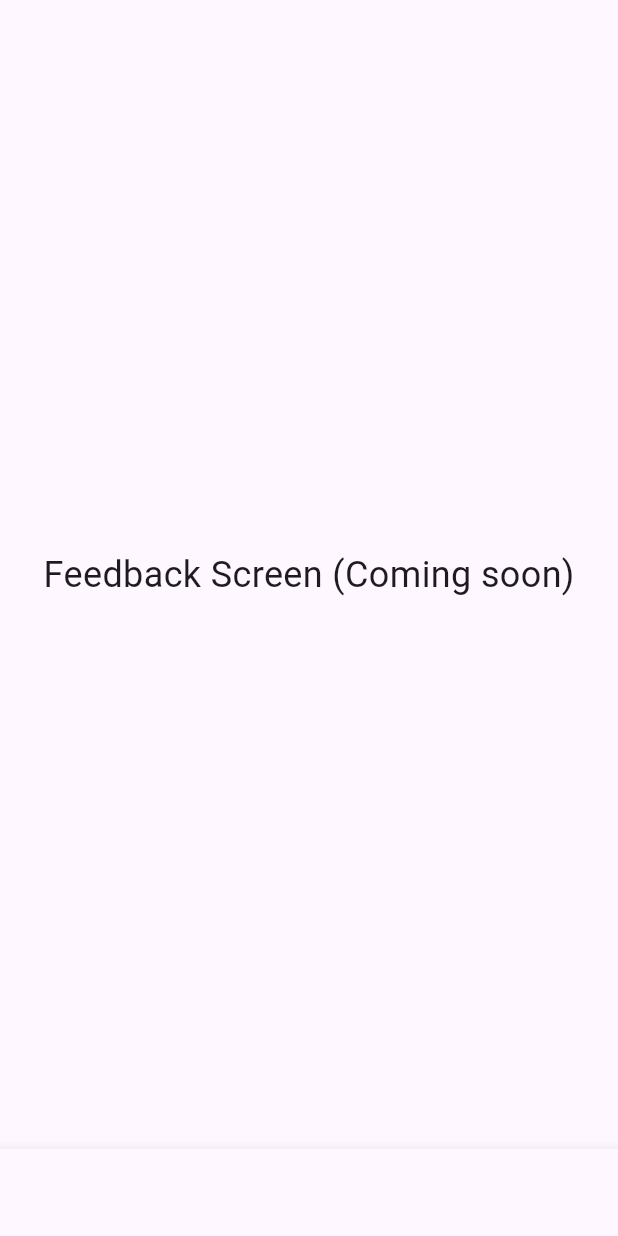
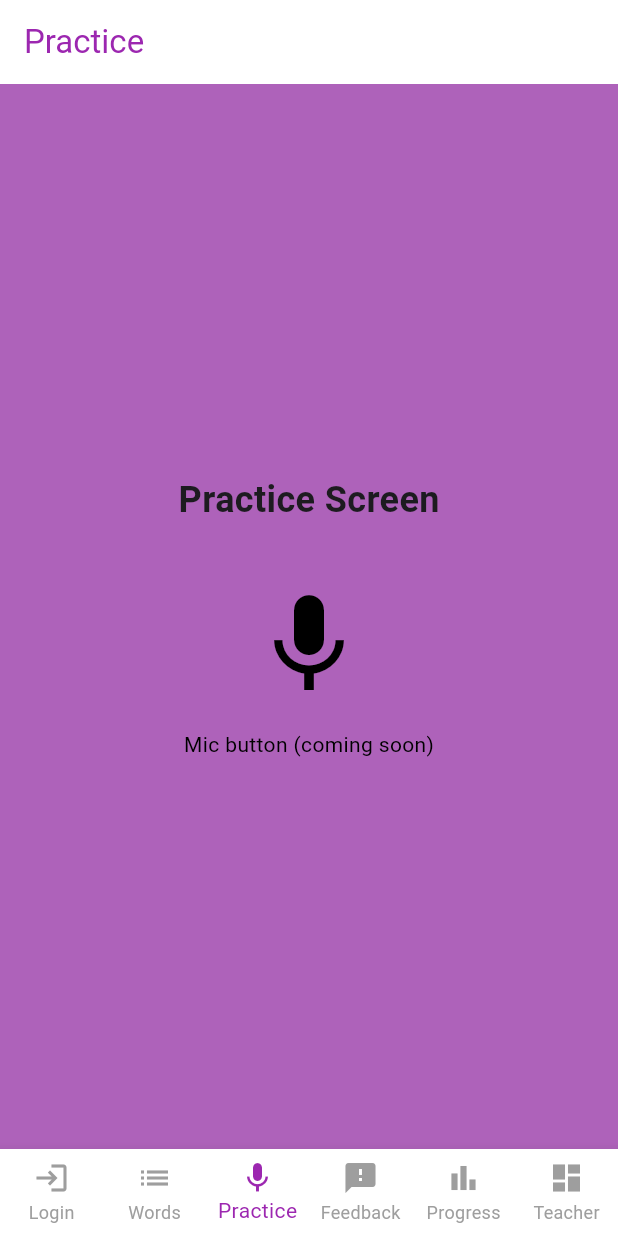
Before and after one commit to ngmille/readright, a Flutter app: the screen it shows after launch, item 3 of the bottom bar chosen, on a phone screen of 412 x 824 dp. Run offline on Flutter 3.47's test engine with Material 3 defaults, Android fonts, the phone set to English and light mode, and no system bars.

Commit message:
fixed placement buttons and updated readMe, and some other tweaks

```diff
--- a/lib/main.dart
+++ b/lib/main.dart
@@ -17,7 +17,16 @@ class ReadRightApp extends StatelessWidget {
   Widget build(BuildContext context) {
     return MaterialApp(
       title: 'ReadRight',
-      theme: ThemeData(primarySwatch: Colors.blue),
+      theme: ThemeData(
+        colorScheme: ColorScheme.fromSeed(seedColor: Colors.deepPurple),
+        scaffoldBackgroundColor: const Color.fromARGB(255, 174, 98, 186),
+        appBarTheme: const AppBarTheme(
+          backgroundColor: Colors.deepPurple,
+          foregroundColor: Colors.purple,
+      ),
+      useMaterial3: true,
+      ),
+
       home: const AppNavigator(),
       routes: {
         '/login': (_) => const LoginScreen(),
@@ -41,6 +50,7 @@ class AppNavigator extends StatefulWidget {
 class _AppNavigatorState extends State<AppNavigator> {
   int _index = 0;
   final _screens = const [
+    LoginScreen(),
     WordListScreen(),
     PracticeScreen(),
     FeedbackScreen(),
@@ -53,9 +63,15 @@ class _AppNavigatorState extends State<AppNavigator> {
     return Scaffold(
       body: _screens[_index],
       bottomNavigationBar: BottomNavigationBar(
+      type: BottomNavigationBarType.fixed,
       currentIndex: _index,
       onTap: (i) => setState(() => _index = i),
+      selectedItemColor: Colors.purple,           // visible color for selected
+      unselectedItemColor: Colors.grey,         // visible color for unselected
+      backgroundColor: Colors.white,            // optional: contrast background
+      showUnselectedLabels: true,               // ensures labels always visible
       items: const [
+        BottomNavigationBarItem(icon: Icon(Icons.login), label: "Login"),
         BottomNavigationBarItem(icon: Icon(Icons.list), label: "Words"),
         BottomNavigationBarItem(icon: Icon(Icons.mic), label: "Practice"),
         BottomNavigationBarItem(icon: Icon(Icons.feedback), label: "Feedback"),
--- a/lib/practice_screen.dart
+++ b/lib/practice_screen.dart
@@ -5,8 +5,37 @@ class PracticeScreen extends StatelessWidget {
 
   @override
   Widget build(BuildContext context) {
-    return const Center(
-      child: Text('Practice Screen (Coming soon)', style: TextStyle(fontSize: 24)),
+    return Scaffold(
+      backgroundColor: const Color.fromARGB(255, 174, 98, 186),
+      appBar: AppBar(
+        title: const Text('Practice'),
+        backgroundColor: Colors.white,
+      ),
+      body: Center(
+        child: Column(
+          mainAxisAlignment: MainAxisAlignment.center,
+          children: [
+            const Text(
+              'Practice Screen',
+              style: TextStyle(fontSize: 24, fontWeight: FontWeight.bold),
+            ),
+            const SizedBox(height: 40),
+
+            // Mic button placeholder (disabled, static)
+            Icon(
+              Icons.mic,
+              size: 80,
+              color: Colors.black, // visibly disabled
+            ),
+
+            const SizedBox(height: 16),
+            const Text(
+              'Mic button (coming soon)',
+              style: TextStyle(color: Colors.black),
+            ),
+          ],
+        ),
+      ),
     );
   }
 }
```
Also changed, not shown: lib/feedback_screen.dart (+19 -2 lines), lib/progress_screen.dart (+19 -2 lines), lib/word_list_screen.dart (+17 -2 lines), 1 other file. Lines whose indentation alone changed are shown as unchanged.
